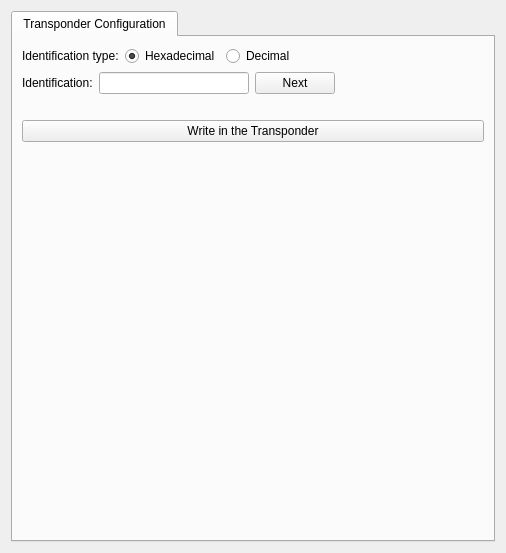
Old version of the form RFIDMonitorDeskApp/gui/rictlmb2b30widget.ui in the repository CELTAB/rfidmonitor.
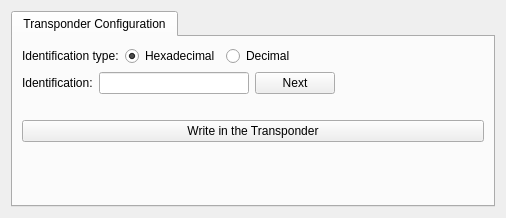
New version of the form.

The edit to the form file:
```diff
--- a/RFIDMonitorDeskApp/gui/rictlmb2b30widget.ui
+++ b/RFIDMonitorDeskApp/gui/rictlmb2b30widget.ui
@@ -7,7 +7,7 @@
     <x>0</x>
     <y>0</y>
     <width>506</width>
-    <height>553</height>
+    <height>218</height>
    </rect>
   </property>
   <property name="windowTitle">
```
